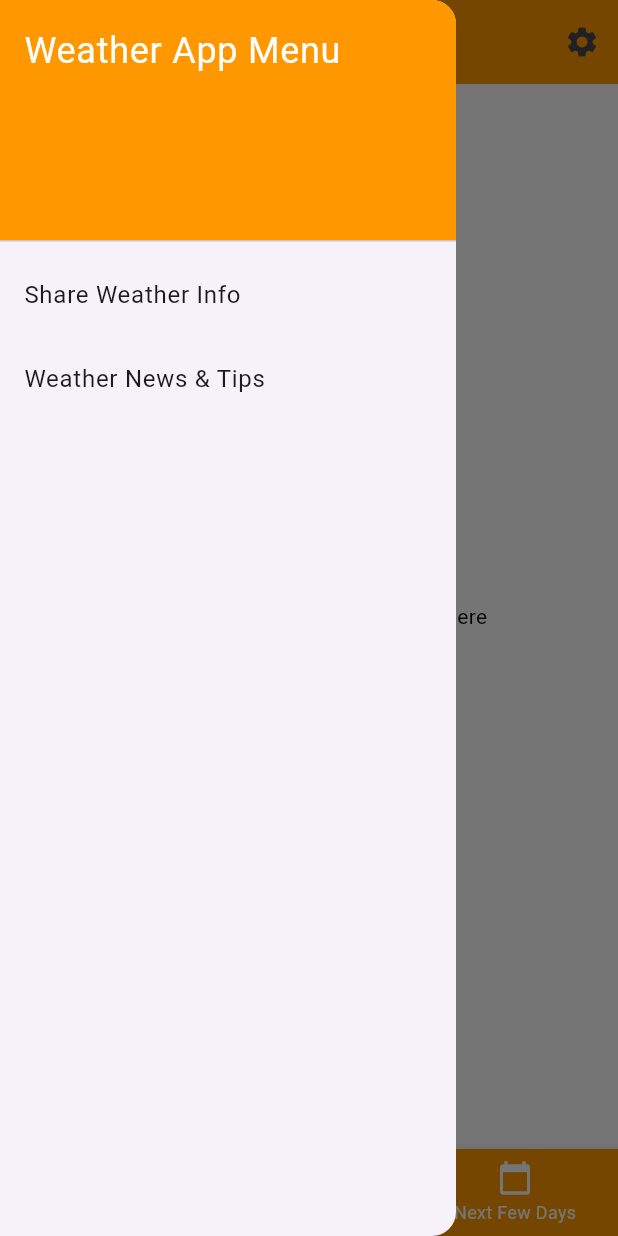
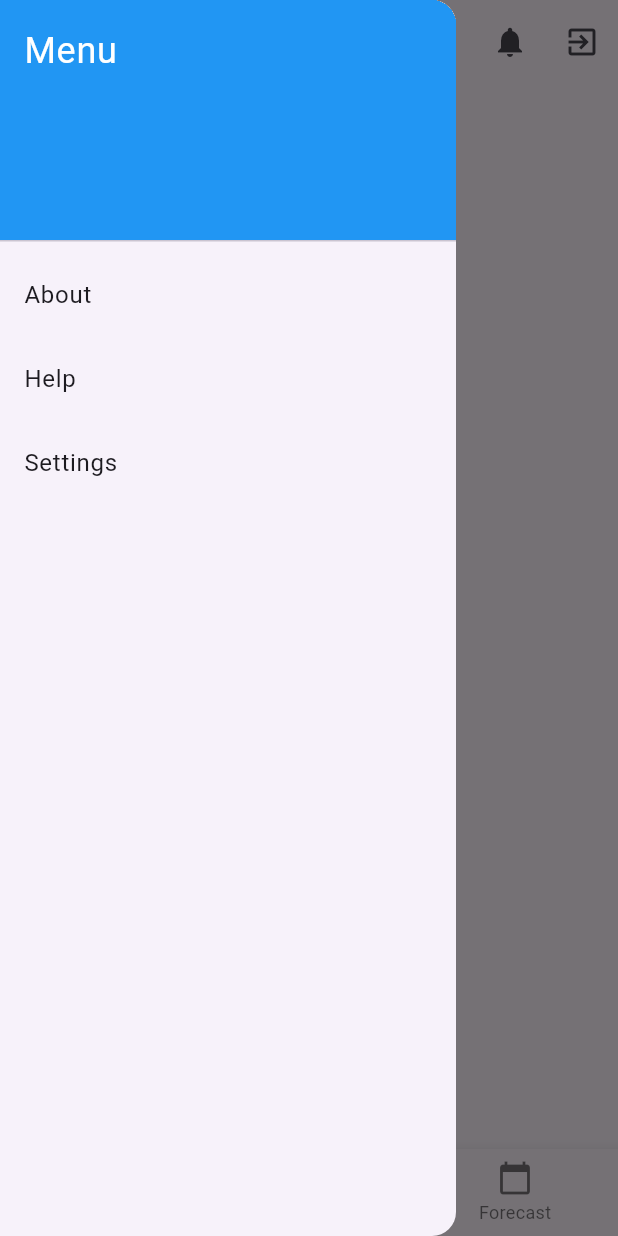
Before and after one commit to Programmingwithrehman/weather-app, a Flutter app: the screen it shows after launch, with the side drawer open, on a phone screen of 412 x 824 dp. Run offline on Flutter 3.47's test engine with Material 3 defaults, Android fonts, the phone set to English and light mode, and no system bars; our stand-ins replace connectivity_plus.

Commit message:
Added screens to show Weather information

```diff
--- /dev/null
+++ b/lib/home_screen.dart
@@ -0,0 +1,281 @@
+import 'package:flutter/material.dart';
+
+void main() {
+  runApp(MyApp());
+}
+
+class MyApp extends StatelessWidget {
+  @override
+  Widget build(BuildContext context) {
+    return MaterialApp(
+      title: 'Weather App',
+      theme: ThemeData(primarySwatch: Colors.blue),
+      home: HomeScreen(),
+    );
+  }
+}
+
+class HomeScreen extends StatefulWidget {
+  @override
+  _HomeScreenState createState() => _HomeScreenState();
+}
+
+class _HomeScreenState extends State<HomeScreen> {
+  // Selected index for the bottom navigation bar
+  int _selectedIndex = 1;
+
+  // List of pages for Yesterday, Today, and Forecast
+  final List<Widget> _pages = [
+    YesterdayPage(),
+    TodayPage(),
+    ForecastPage(),
+  ];
+
+  // Function to handle BottomNavigationBar item selection
+  void _onItemTapped(int index) {
+    setState(() {
+      _selectedIndex = index;
+    });
+  }
+
+  // Drawer navigation helper function
+  void _navigateToPage(String page) {
+    Navigator.pop(context); // Close the drawer
+    switch (page) {
+      case 'About':
+        Navigator.push(
+          context,
+          MaterialPageRoute(builder: (context) => AboutPage()),
+        );
+        break;
+      case 'Help':
+        Navigator.push(
+          context,
+          MaterialPageRoute(builder: (context) => HelpPage()),
+        );
+        break;
+      case 'Settings':
+        Navigator.push(
+          context,
+          MaterialPageRoute(builder: (context) => SettingsPage()),
+        );
+        break;
+      default:
+        break;
+    }
+  }
+
+  // Function for handling top-right corner menu
+  void _handleTopRightMenu(String action) {
+    switch (action) {
+      case 'Profile':
+        // Navigate to profile page or show profile details
+        Navigator.push(
+          context,
+          MaterialPageRoute(builder: (context) => ProfilePage()),
+        );
+        break;
+      case 'Notifications':
+        // Navigate to notifications or show notification details
+        Navigator.push(
+          context,
+          MaterialPageRoute(builder: (context) => NotificationsPage()),
+        );
+        break;
+      case 'Log Out':
+        // Handle log out action (for now just show a dialog)
+        showDialog(
+          context: context,
+          builder: (BuildContext context) {
+            return AlertDialog(
+              title: Text('Log Out'),
+              content: Text('Are you sure you want to log out?'),
+              actions: <Widget>[
+                TextButton(
+                  child: Text('Cancel'),
+                  onPressed: () {
+                    Navigator.pop(context);
+                  },
+                ),
+                TextButton(
+                  child: Text('Log Out'),
+                  onPressed: () {
+                    // Log out logic here (e.g., clearing user data, etc.)
+                    Navigator.pop(context); // Close dialog
+                  },
+                ),
+              ],
+            );
+          },
+        );
+        break;
+      default:
+        break;
+    }
+  }
+
+  @override
+  Widget build(BuildContext context) {
+    return Scaffold(
+      appBar: AppBar(
+        title: Text('Weather App'),
+        actions: <Widget>[
+          // Top-right corner menu
+          IconButton(
+            icon: Icon(Icons.account_circle),
+            onPressed: () => _handleTopRightMenu('Profile'),
+          ),
+          IconButton(
+            icon: Icon(Icons.notifications),
+            onPressed: () => _handleTopRightMenu('Notifications'),
+          ),
+          IconButton(
+            icon: Icon(Icons.exit_to_app),
+            onPressed: () => _handleTopRightMenu('Log Out'),
+          ),
+        ],
+      ),
+      drawer: Drawer(
+        child: ListView(
+          padding: EdgeInsets.zero,
+          children: <Widget>[
+            DrawerHeader(
+              decoration: BoxDecoration(
+                color: Colors.blue,
+              ),
+              child: Text(
+                'Menu',
+                style: TextStyle(
+                  color: Colors.white,
+                  fontSize: 24,
+                ),
+              ),
+            ),
+            ListTile(
+              title: Text('About'),
+              onTap: () => _navigateToPage('About'),
+            ),
+            ListTile(
+              title: Text('Help'),
+              onTap: () => _navigateToPage('Help'),
+            ),
+            ListTile(
+              title: Text('Settings'),
+              onTap: () => _navigateToPage('Settings'),
+            ),
+          ],
+        ),
+      ),
+      body: _pages[_selectedIndex], // Show the selected page content
+      bottomNavigationBar: BottomNavigationBar(
+        currentIndex: _selectedIndex, // Highlight selected tab
+        onTap: _onItemTapped, // Handle tab switch
+        items: const <BottomNavigationBarItem>[
+          BottomNavigationBarItem(
+            icon: Icon(Icons.history),
+            label: 'Yesterday',
+          ),
+          BottomNavigationBarItem(
+            icon: Icon(Icons.today),
+            label: 'Today',
+          ),
+          BottomNavigationBarItem(
+            icon: Icon(Icons.calendar_today),
+            label: 'Forecast',
+          ),
+        ],
+      ),
+    );
+  }
+}
+
+class YesterdayPage extends StatelessWidget {
+  @override
+  Widget build(BuildContext context) {
+    return Center(
+      child: Text(
+        'Yesterday\'s Weather',
+        style: TextStyle(fontSize: 24),
+      ),
+    );
+  }
+}
+
+class TodayPage extends StatelessWidget {
+  @override
+  Widget build(BuildContext context) {
+    return Center(
+      child: Text(
+        'Today\'s Weather',
+        style: TextStyle(fontSize: 24),
+      ),
+    );
+  }
+}
+
+class ForecastPage extends StatelessWidget {
+  @override
+  Widget build(BuildContext context) {
+    return Center(
+      child: Text(
+        'Weather Forecast',
+        style: TextStyle(fontSize: 24),
+      ),
+    );
+  }
+}
+
+// Placeholder About page
+class AboutPage extends StatelessWidget {
+  @override
+  Widget build(BuildContext context) {
+    return Scaffold(
+      appBar: AppBar(title: Text('About')),
+      body: Center(child: Text('About the Weather App')),
+    );
+  }
+}
+
+// Placeholder Help page
+class HelpPage extends StatelessWidget {
+  @override
+  Widget build(BuildContext context) {
+    return Scaffold(
+      appBar: AppBar(title: Text('Help')),
+      body: Center(child: Text('Help Section')),
+    );
+  }
+}
+
+// Placeholder Settings page
+class SettingsPage extends StatelessWidget {
+  @override
+  Widget build(BuildContext context) {
+    return Scaffold(
+      appBar: AppBar(title: Text('Settings')),
+      body: Center(child: Text('Settings')),
+    );
+  }
+}
+
+// Placeholder Profile page
+class ProfilePage extends StatelessWidget {
+  @override
+  Widget build(BuildContext context) {
+    return Scaffold(
+      appBar: AppBar(title: Text('Profile')),
+      body: Center(child: Text('Profile Page')),
+    );
+  }
+}
+
+// Placeholder Notifications page
+class NotificationsPage extends StatelessWidget {
+  @override
+  Widget build(BuildContext context) {
+    return Scaffold(
+      appBar: AppBar(title: Text('Notifications')),
+      body: Center(child: Text('Notifications Page')),
+    );
+  }
+}
--- a/lib/main.dart
+++ b/lib/main.dart
@@ -1,8 +1,7 @@
+import 'package:flutter/material.dart';
 import 'dart:async';
-import 'package:flutter/material.dart';
-import 'package:connectivity_plus/connectivity_plus.dart';
-import 'screens/home_screen.dart';
-// 'screens/network_error_screen.dart';
+import 'package:connectivity_plus/connectivity_plus.dart'; // Import the connectivity package
+import 'home_screen.dart';
 
 void main() {
   runApp(MyApp());
@@ -13,31 +12,11 @@ class MyApp extends StatelessWidget {
   Widget build(BuildContext context) {
     return MaterialApp(
       title: 'Weather App',
-      theme: ThemeData(
-        primarySwatch: Colors.orange,
-        hintColor: Colors.blue,
-        scaffoldBackgroundColor: Colors.white,
-        appBarTheme: const AppBarTheme(
-          backgroundColor: Colors.orange,
-        ),
-        floatingActionButtonTheme: const FloatingActionButtonThemeData(
-          backgroundColor: Colors.blue,
-        ),
-        textTheme: const TextTheme(
-          bodyLarge: TextStyle(color: Colors.black),
-          bodyMedium: TextStyle(color: Colors.black),
-          bodySmall: TextStyle(color: Colors.black),
-        ),
-        bottomNavigationBarTheme: const BottomNavigationBarThemeData(
-          backgroundColor: Colors.orange,
-          selectedItemColor: Colors.blue,
-          unselectedItemColor: Colors.white,
-        ),
-      ),
-      home: SplashScreen(),
+      theme: ThemeData(primarySwatch: Colors.blue),
+      initialRoute: '/',
       routes: {
-        '/home': (context) => HomeScreen(),
-        '/networkError': (context) => NetworkErrorScreen(),
+        '/': (context) => SplashScreen(),
+        '/home': (context) => HomeScreen(), // Replace with your home screen
       },
     );
   }
@@ -52,64 +31,62 @@ class _SplashScreenState extends State<SplashScreen> {
   @override
   void initState() {
     super.initState();
-    checkInternetConnectivity();
+    // Simulate a delay, e.g., 3 seconds
+    Timer(Duration(seconds: 3), () async {
+      // Check internet connectivity
+      var connectivityResult = await Connectivity().checkConnectivity();
+
+      if (connectivityResult == ConnectivityResult.none) {
+        // Show alert if no internet
+        _showNoInternetDialog();
+      } else {
+        // Navigate to Home screen if connected to the internet
+        Navigator.pushReplacementNamed(context, '/home');
+      }
+    });
   }
 
-  // Check network connectivity
-  Future<void> checkInternetConnectivity() async {
-    var connectivityResult = await (Connectivity().checkConnectivity());
-    if (connectivityResult == ConnectivityResult.none) {
-      // No internet connection, show error screen
-      Timer(Duration(seconds: 5), () {
-        Navigator.pushReplacementNamed(context, '/networkError');
-      });
-    } else {
-      // Internet is available, proceed to HomeScreen
-      Timer(Duration(seconds: 5), () {
-        Navigator.pushReplacementNamed(context, '/home');
-      });
-    }
+  // Show an alert if there's no internet connection
+  void _showNoInternetDialog() {
+    showDialog(
+      context: context,
+      builder: (BuildContext context) {
+        return AlertDialog(
+          title: Text('No Internet Connection'),
+          content: Text('Please check your internet connection before continuing.'),
+          actions: <Widget>[
+            TextButton(
+              onPressed: () {
+                Navigator.of(context).pop(); // Close the dialog
+              },
+              child: Text('OK'),
+            ),
+          ],
+        );
+      },
+    );
   }
 
   @override
   Widget build(BuildContext context) {
-    return const Scaffold(
-      backgroundColor: Colors.orange,
+    return Scaffold(
+      backgroundColor: Colors.blue, // Background color for the splash screen
       body: Center(
-        child: Text(
+        child: Column(
+          mainAxisAlignment: MainAxisAlignment.center,
+          children: [
+            // Add an image or logo for the splash screen
+            Image.asset('assets/weather_logo.png', width: 150),
+            SizedBox(height: 20),
+            Text(
               'Weather App',
               style: TextStyle(
                 fontSize: 30,
                 color: Colors.white,
                 fontWeight: FontWeight.bold,
+                // Use local font in case of no internet
+                fontFamily: 'Roboto',
               ),
-        ),
-      ),
-    );
-  }
-}
-
-class NetworkErrorScreen extends StatelessWidget {
-  const NetworkErrorScreen({super.key});
-
-  @override
-  Widget build(BuildContext context) {
-    return Scaffold(
-      appBar: AppBar(title: Text('Network Error')),
-      body: Center(
-        child: AlertDialog(
-          title: Text('No Internet Connection'),
-          content: Text('Please check your network connection.'),
-          actions: [
-            TextButton(
-              onPressed: () {
-                // Retry connectivity check
-                Navigator.pushReplacement(
-                  context,
-                  MaterialPageRoute(builder: (context) => SplashScreen()),
-                );
-              },
-              child: Text('Retry'),
             ),
           ],
         ),
--- a/lib/screens/home_screen.dart
+++ /dev/null
@@ -1,86 +0,0 @@
-import 'package:flutter/material.dart';
-
-class HomeScreen extends StatefulWidget {
-  @override
-  _HomeScreenState createState() => _HomeScreenState();
-}
-
-class _HomeScreenState extends State<HomeScreen> {
-  int _selectedIndex = 0;
-
-  void _onItemTapped(int index) {
-    setState(() {
-      _selectedIndex = index;
-    });
-  }
-
-  @override
-  Widget build(BuildContext context) {
-    return Scaffold(
-      appBar: AppBar(
-        title: Text("Weather App"),
-        actions: [
-          // Top-right corner menu (gear icon)
-          IconButton(
-            icon: Icon(Icons.settings),
-            onPressed: () {
-              // Navigate to settings or preferences screen
-            },
-          ),
-        ],
-      ),
-      drawer: Drawer(
-        child: ListView(
-          padding: EdgeInsets.zero,
-          children: <Widget>[
-            DrawerHeader(
-              decoration: BoxDecoration(
-                color: Colors.orange,
-              ),
-              child: Text(
-                'Weather App Menu',
-                style: TextStyle(
-                  color: Colors.white,
-                  fontSize: 24,
-                ),
-              ),
-            ),
-            ListTile(
-              title: Text('Share Weather Info'),
-              onTap: () {
-                // Handle the share weather info option
-              },
-            ),
-            ListTile(
-              title: Text('Weather News & Tips'),
-              onTap: () {
-                // Handle weather news and tips option
-              },
-            ),
-          ],
-        ),
-      ),
-      body: Center(
-        child: Text('Weather information will appear here'),
-      ),
-      bottomNavigationBar: BottomNavigationBar(
-        currentIndex: _selectedIndex,
-        onTap: _onItemTapped,
-        items: const <BottomNavigationBarItem>[
-          BottomNavigationBarItem(
-            icon: Icon(Icons.today),
-            label: 'Current Weather',
-          ),
-          BottomNavigationBarItem(
-            icon: Icon(Icons.access_time),
-            label: 'Hourly Forecast',
-          ),
-          BottomNavigationBarItem(
-            icon: Icon(Icons.calendar_today),
-            label: 'Next Few Days',
-          ),
-        ],
-      ),
-    );
-  }
-}
--- a/pubspec.yaml
+++ b/pubspec.yaml
@@ -53,6 +53,12 @@ dev_dependencies:
 
 # The following section is specific to Flutter packages.
 flutter:
+  assets:
+    - assets/weather_logo.png
+  fonts:
+    - family: Roboto
+      fonts:
+        - asset: assets/fonts/Roboto-Regular.ttf
 
   # The following line ensures that the Material Icons font is
   # included with your application, so that you can use the icons in
```
Also changed, not shown: assets/fonts/Roboto-Regular.ttf (added), assets/weather_logo.png (added), lib/screens/network_error_screen.dart (deleted). Lines whose indentation alone changed are shown as unchanged.
